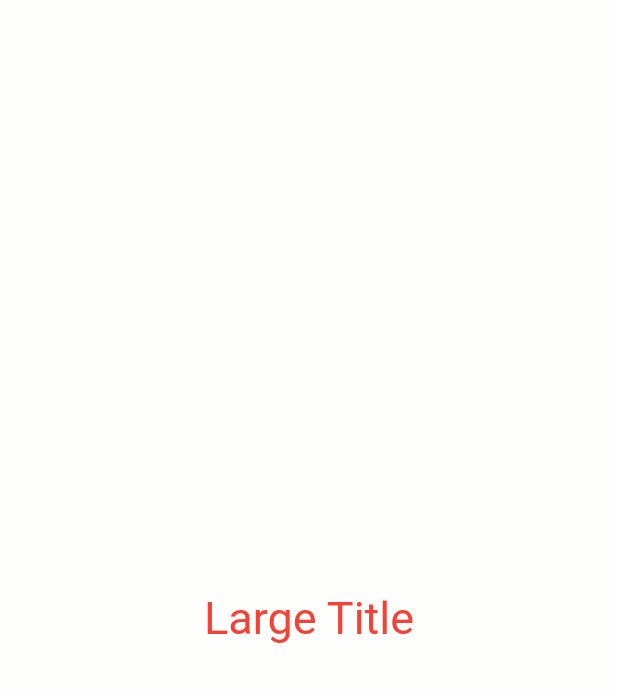
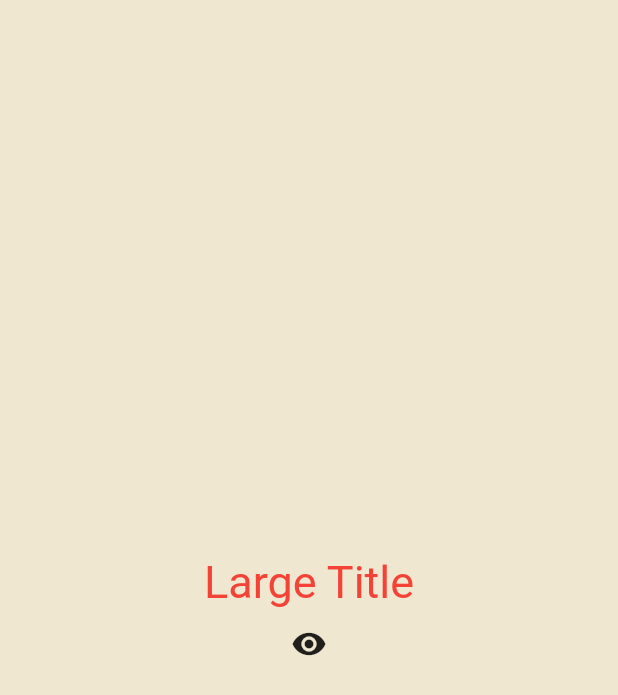
Before and after one commit to lumpenop/flutter_stateful, a Flutter app: the screen it shows after launch, on a phone screen of 412 x 824 dp. Shown: the top 695 px of the screen. Run offline on Flutter 3.47's test engine with Material 2 defaults, Android fonts, the phone set to English and light mode, and no system bars.

```diff
--- a/lib/main.dart
+++ b/lib/main.dart
@@ -13,6 +13,14 @@ class MyApp extends StatefulWidget {
 
 class _MyAppState extends State<MyApp> {
   // This widget is the root of your application.
+  bool showTitle = true;
+
+  void toggleTitle() {
+    setState(() {
+      showTitle = !showTitle;
+    });
+  }
+
   @override
   Widget build(BuildContext context) {
     return MaterialApp(
@@ -23,12 +31,14 @@ class _MyAppState extends State<MyApp> {
       ))),
       title: 'Flutter Demo',
       home: Scaffold(
-        backgroundColor: const Color(0x0ff4eddb),
+        backgroundColor: const Color.fromARGB(178, 233, 220, 189),
         body: Center(
             child: Column(
           mainAxisAlignment: MainAxisAlignment.center,
-          children: const [
-            LargeTitle(),
+          children: [
+            showTitle ? const LargeTitle() : const Text('nothing'),
+            IconButton(
+                onPressed: toggleTitle, icon: const Icon(Icons.remove_red_eye))
           ],
         )),
       ),
@@ -36,13 +46,33 @@ class _MyAppState extends State<MyApp> {
   }
 }
 
-class LargeTitle extends StatelessWidget {
+class LargeTitle extends StatefulWidget {
   const LargeTitle({
     Key? key,
   }) : super(key: key);
 
   @override
+  State<LargeTitle> createState() => _LargeTitleState();
+}
+
+class _LargeTitleState extends State<LargeTitle> {
+  @override
+  void initState() {
+    // TODO: implement initState
+
+    print('initState');
+  }
+
+  @override
+  void dispose() {
+    // TODO: implement dispose
+    super.dispose();
+    print('dispose');
+  }
+
+  @override
   Widget build(BuildContext context) {
+    print('build');
     return Text(
       'Large Title',
       style: TextStyle(
```
